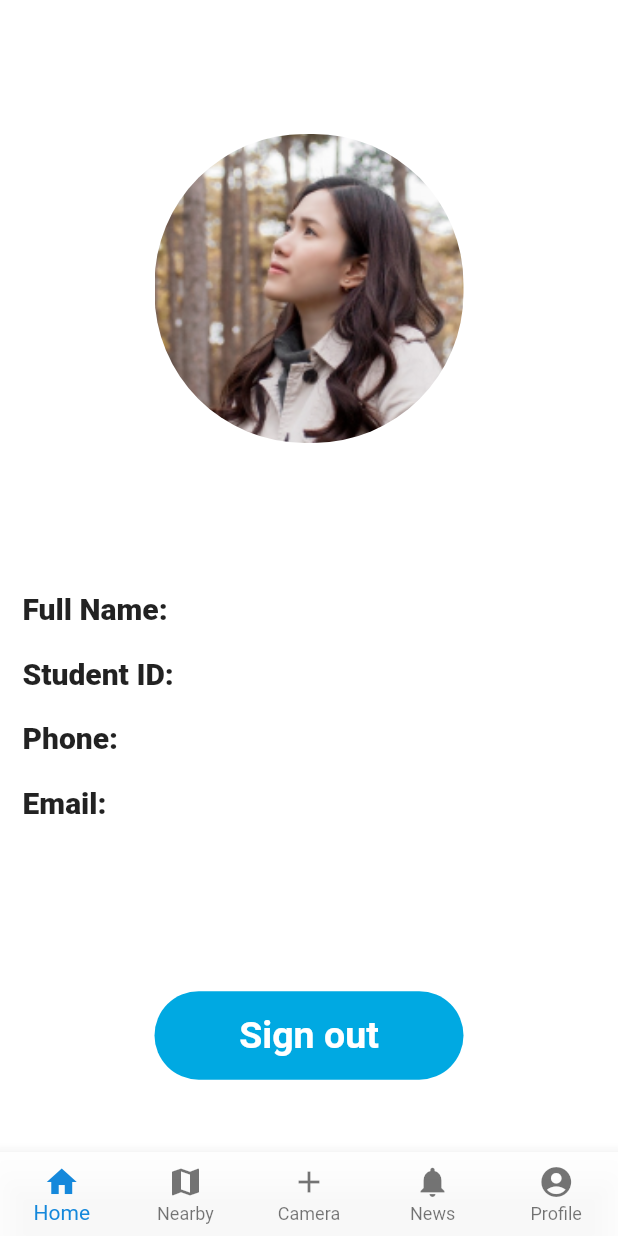
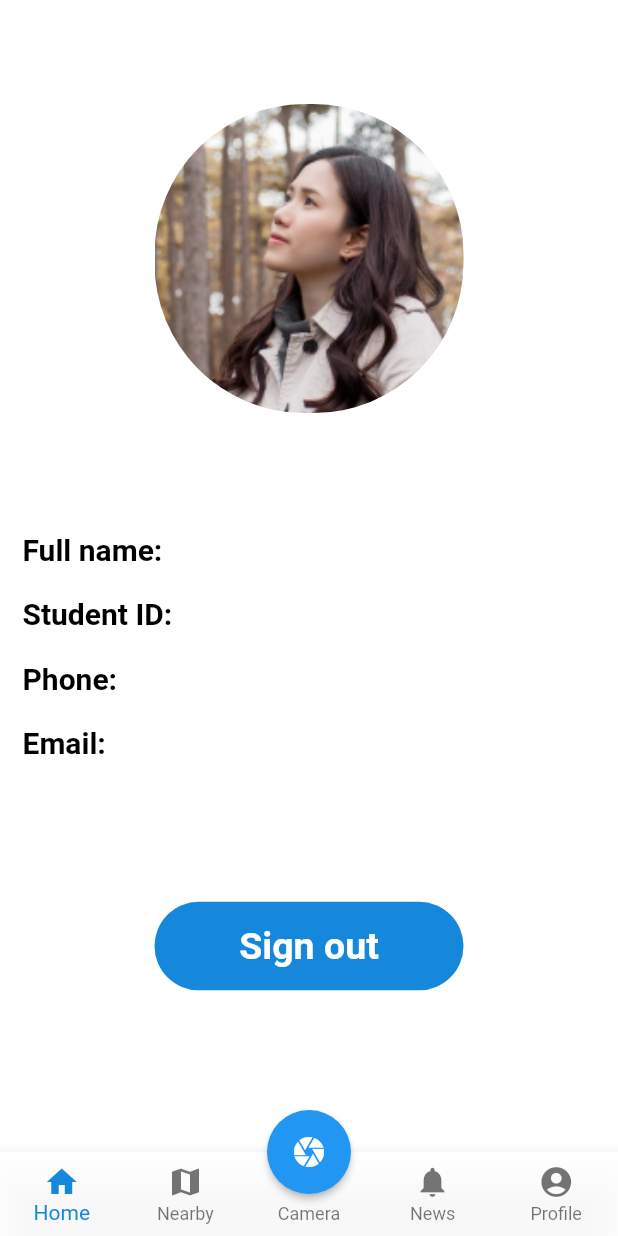
Before and after one commit to buingohoanglong/bkconnect, a Flutter app: the ProfilePage screen opened directly with empty values, on a phone screen of 412 x 824 dp. Run offline on Flutter 3.47's test engine with Material 2 defaults, Android fonts, the light colour scheme and no system bars.

Commit message:
new changes

```diff
--- a/lib/main.dart
+++ b/lib/main.dart
@@ -14,7 +14,7 @@
          scaffoldBackgroundColor: Colors.white,
          backgroundColor: Colors.white,
          focusColor: Colors.red,
-         buttonColor: Color.fromARGB(0xFF, 0x00, 0xA9, 0xE2),
+         buttonColor: Color(0xff1588db),
       ),
       debugShowCheckedModeBanner: false,
       home: WelcomePage(),
--- a/lib/profilePage.dart
+++ b/lib/profilePage.dart
@@ -33,11 +33,11 @@
         TableRow(
           children: <Widget>[
             Padding(
-              child: Text("Full Name:", style: TextStyle(fontWeight: FontWeight.w900, fontSize: 20)),
+              child: Text("Full name:", style: TextStyle(fontWeight: FontWeight.w700, fontSize: 20, color: Colors.black)),
               padding: EdgeInsets.symmetric(vertical: 10, horizontal: 15)
             ),
             Padding(
-              child:Text(widget.info.getName(), style: TextStyle(fontWeight: FontWeight.w600, fontSize: 20)),
+              child:Text(widget.info.getName(), style: TextStyle(fontWeight: FontWeight.w700, fontSize: 20, color: Color(0xff828282))),
               padding: EdgeInsets.symmetric(vertical: 10, horizontal: 15)
             ),
           ],
@@ -45,11 +45,11 @@
         TableRow(
           children: <Widget>[
             Padding(
-              child: Text("Student ID:", style: TextStyle(fontWeight: FontWeight.w900, fontSize: 20)),
+              child: Text("Student ID:", style: TextStyle(fontWeight: FontWeight.w700, fontSize: 20, color: Colors.black)),
               padding: EdgeInsets.symmetric(vertical: 10, horizontal: 15)
             ),
             Padding(
-              child: Text(widget.info.getID(), style: TextStyle(fontWeight: FontWeight.w600, fontSize: 20)),
+              child: Text(widget.info.getID(), style: TextStyle(fontWeight: FontWeight.w700, fontSize: 20, color: Color(0xff828282))),
               padding: EdgeInsets.symmetric(vertical: 10, horizontal: 15)
             ),
           ],
@@ -57,11 +57,11 @@
         TableRow(
           children: <Widget>[
             Padding(
-              child: Text("Phone:", style: TextStyle(fontWeight: FontWeight.w900, fontSize: 20)),
+              child: Text("Phone:", style: TextStyle(fontWeight: FontWeight.w700, fontSize: 20, color: Colors.black)),
               padding: EdgeInsets.symmetric(vertical: 10, horizontal: 15)
             ),
             Padding(
-              child: Text(widget.info.getPhone(), style: TextStyle(fontWeight: FontWeight.w600, fontSize: 20)),
+              child: Text(widget.info.getPhone(), style: TextStyle(fontWeight: FontWeight.w700, fontSize: 20, color: Color(0xff828282))),
               padding: EdgeInsets.symmetric(vertical: 10, horizontal: 15)
             ),
           ],
@@ -69,11 +69,11 @@
         TableRow(
           children: <Widget>[
             Padding(
-              child: Text("Email:", style: TextStyle(fontWeight: FontWeight.w900, fontSize: 20)),
+              child: Text("Email:", style: TextStyle(fontWeight: FontWeight.w700, fontSize: 20, color: Colors.black)),
               padding: EdgeInsets.symmetric(vertical: 10, horizontal: 15)
             ),
             Padding(
-              child: Text(widget.info.getEmail(), style: TextStyle(fontWeight: FontWeight.w600, fontSize: 20)),
+              child: Text(widget.info.getEmail(), style: TextStyle(fontWeight: FontWeight.w700, fontSize: 20, color: Color(0xff828282))),
               padding: EdgeInsets.symmetric(vertical: 10, horizontal: 15)
             ),
           ],
@@ -109,9 +109,19 @@
                     Navigator.pop(context);
                   },
                 ),
+                SizedBox(
+                  height: 10,
+                ),
               ],
             ),
           ),
+      ),
+      floatingActionButtonLocation: FloatingActionButtonLocation.centerDocked,
+      floatingActionButton: FloatingActionButton(
+        onPressed: () {},
+//        tooltip: 'Camera',
+        child: Icon(Icons.camera),
+        elevation: 2.0,
       ),
       bottomNavigationBar: BottomNavigationBar(
         type: BottomNavigationBarType.fixed,
--- a/lib/widgets.dart
+++ b/lib/widgets.dart
@@ -99,12 +99,12 @@
         padding: EdgeInsets.symmetric(vertical: 15),
         alignment: Alignment.center,
         decoration: BoxDecoration(
-            borderRadius: BorderRadius.all(Radius.circular(50)),
+            borderRadius: BorderRadius.all(Radius.circular(36)),
             color: Theme.of(context).buttonColor
         ),
         child: Text(
           text,
-          style: TextStyle(fontSize: 25, fontWeight: FontWeight.w600, color: Colors.white,),
+          style: TextStyle(fontSize: 25, fontWeight: FontWeight.w700, color: Colors.white,),
         ),
       ),
     );
```
